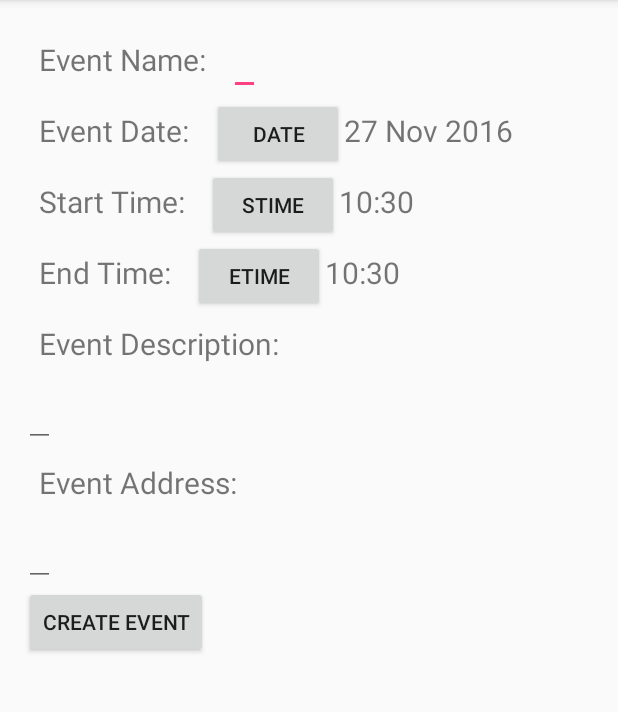
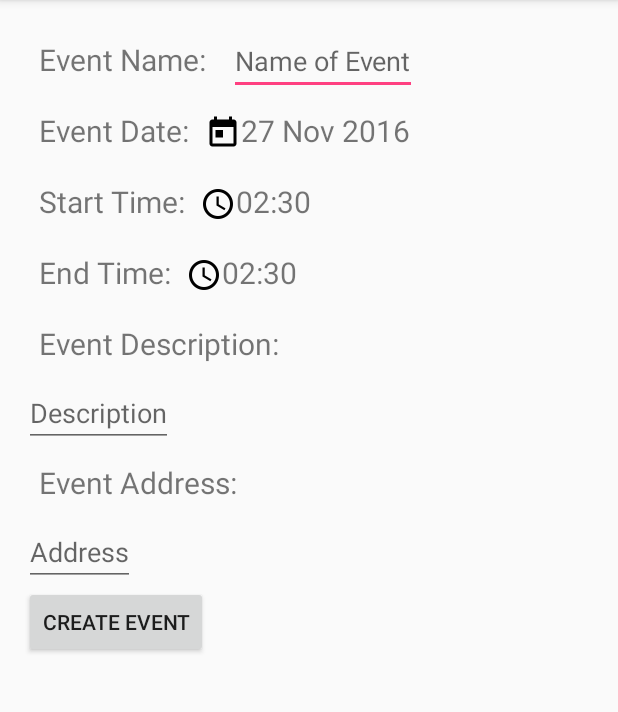
Before and after one commit to TejeshShivanna/EventsSC, an Android app: the CreateEvent screen opened directly, with no data from a screen before it, on a phone screen of 412 x 824 dp, the part 84-796 px from its top. Run offline under Robolectric (Android 15) with nearby library versions, the phone set to English and light mode, and no system bars.

Commit message:
minor changes to event creation and description

```diff
--- a/FrontEnd/EventsSC/app/src/main/java/application/eventssc/CreateEvent.java
+++ b/FrontEnd/EventsSC/app/src/main/java/application/eventssc/CreateEvent.java
@@ -32,6 +32,7 @@ import java.io.UnsupportedEncodingException;
 import java.net.URLEncoder;
 import java.text.DateFormatSymbols;
 import java.util.Calendar;
+import java.util.TimeZone;
 
 public class CreateEvent extends AppCompatActivity {
 
@@ -64,7 +65,8 @@ public class CreateEvent extends AppCompatActivity {
         userId = getIntent().getIntExtra("UserId", -1);
 
         dateView = (TextView) findViewById(R.id.dateLabel);
-        calendar = Calendar.getInstance();
+        TimeZone tz = TimeZone.getTimeZone("America/Los_Angeles");
+        calendar = Calendar.getInstance(tz);
         year = calendar.get(Calendar.YEAR);
 
         month = calendar.get(Calendar.MONTH);
@@ -97,8 +99,8 @@ public class CreateEvent extends AppCompatActivity {
 
         tvDisplayStartTime = (TextView) findViewById(R.id.startTimeLabel);
         tvDisplayEndTime = (TextView) findViewById(R.id.endTimeLabel);
-
-        final Calendar c = Calendar.getInstance();
+        TimeZone tz = TimeZone.getTimeZone("America/Los_Angeles");
+        final Calendar c = Calendar.getInstance(tz);
         hour = c.get(Calendar.HOUR_OF_DAY);
         minute = c.get(Calendar.MINUTE);
 
--- a/FrontEnd/EventsSC/app/src/main/java/application/eventssc/Description.java
+++ b/FrontEnd/EventsSC/app/src/main/java/application/eventssc/Description.java
@@ -53,6 +53,7 @@ public class Description extends FragmentActivity implements OnMapReadyCallback
     private String setInterestUrl = "http://eventssc.us-west-2.elasticbeanstalk.com/markInterest?interestStr=";
     private int userId;
     private int eventId = -1;
+    private String eventName = "";
 
     @Override
     protected void onCreate(Bundle savedInstanceState) {
@@ -67,6 +68,7 @@ public class Description extends FragmentActivity implements OnMapReadyCallback
 
             TextView eventNameTv = (TextView) findViewById(R.id.idEventName);
             eventNameTv.setText(eventObj.getString("eventName"));
+            eventName = eventObj.getString("eventName");
 
             TextView eventLocationTv = (TextView) findViewById(R.id.idEventLocation);
             eventLocationTv.setText(eventObj.getString("address"));
@@ -130,8 +132,9 @@ public class Description extends FragmentActivity implements OnMapReadyCallback
             double latitude = eventObj.getDouble("latitude");
             double longitude = eventObj.getDouble("longitude");
             LatLng latLong = new LatLng(latitude, longitude);
-            mMap.addMarker(new MarkerOptions().position(latLong).title("Marker"));
+            mMap.addMarker(new MarkerOptions().position(latLong).title(eventName));
             mMap.moveCamera(CameraUpdateFactory.newLatLng(latLong));
+            mMap.setMinZoomPreference(16);
         } catch (JSONException e) {
             e.printStackTrace();
         }
--- a/FrontEnd/EventsSC/app/src/main/res/layout/activity_create_event.xml
+++ b/FrontEnd/EventsSC/app/src/main/res/layout/activity_create_event.xml
@@ -28,7 +28,10 @@
         android:layout_toEndOf="@+id/tvEventName"
         android:layout_toRightOf="@+id/tvEventName"
         android:maxLines="1"
-        android:scrollHorizontally="true"/>
+        android:scrollHorizontally="true"
+        android:inputType="text"
+        android:hint="Name of Event"
+        />
 
     <TextView
         android:id="@+id/tvEventDate"
@@ -38,19 +41,17 @@
         android:layout_alignParentStart="true"
         android:layout_below="@+id/tvEventName"
         android:layout_margin="10dp"
-        android:text="Event Date: "
+        android:text="Event Date:"
         android:textSize="20sp" />
 
-    <Button
+    <ImageButton
         android:id="@+id/setButton"
         android:layout_width="wrap_content"
         android:layout_height="wrap_content"
-        android:layout_alignParentTop="true"
         android:layout_centerHorizontal="true"
-        android:layout_marginTop="70dp"
         android:onClick="setDate"
-        android:text="Date"
-        android:layout_alignBaseline="@+id/tvEventDate"
+        android:layout_alignBottom="@id/tvEventDate"
+        android:background="@mipmap/ic_today_black_24dp"
         android:layout_toEndOf="@+id/tvEventDate"
         android:layout_toRightOf="@+id/tvEventDate"/>
 
@@ -58,9 +59,9 @@
         android:id="@+id/dateLabel"
         android:layout_width="wrap_content"
         android:layout_height="wrap_content"
-        android:layout_alignBaseline="@+id/setButton"
         android:layout_toEndOf="@+id/setButton"
         android:layout_toRightOf="@+id/setButton"
+        android:layout_alignBaseline="@id/tvEventDate"
         android:textSize="20sp" />
 
     <TextView
@@ -71,15 +72,15 @@
         android:layout_alignParentStart="true"
         android:layout_below="@+id/tvEventDate"
         android:layout_margin="10dp"
-        android:text="Start Time: "
+        android:text="Start Time:"
         android:textSize="20sp" />
 
-    <Button
+    <ImageButton
         android:id="@+id/setStartTime"
         android:layout_width="wrap_content"
         android:layout_height="wrap_content"
-        android:text="STime"
-        android:layout_alignBaseline="@+id/tvStartTime"
+        android:background="@mipmap/ic_access_time_black_24dp"
+        android:layout_alignBottom="@id/tvStartTime"
         android:layout_toEndOf="@+id/tvStartTime"
         android:layout_toRightOf="@+id/tvStartTime"
         android:onClick="setStartTime"/>
@@ -88,7 +89,7 @@
         android:id="@+id/startTimeLabel"
         android:layout_width="wrap_content"
         android:layout_height="wrap_content"
-        android:layout_alignBaseline="@+id/setStartTime"
+        android:layout_alignBaseline="@+id/tvStartTime"
         android:layout_toEndOf="@+id/setStartTime"
         android:layout_toRightOf="@+id/setStartTime"
         android:textSize="20sp" />
@@ -101,15 +102,15 @@
         android:layout_alignParentStart="true"
         android:layout_below="@+id/tvStartTime"
         android:layout_margin="10dp"
-        android:text="End Time: "
+        android:text="End Time:"
         android:textSize="20sp" />
 
-    <Button
+    <ImageButton
         android:id="@+id/setEndTime"
         android:layout_width="wrap_content"
         android:layout_height="wrap_content"
-        android:text="ETime"
-        android:layout_alignBaseline="@+id/tvEndTime"
+        android:background="@mipmap/ic_access_time_black_24dp"
+        android:layout_alignBottom="@+id/tvEndTime"
         android:layout_toEndOf="@+id/tvEndTime"
         android:layout_toRightOf="@+id/tvEndTime"
         android:onClick="setEndTime"/>
@@ -118,7 +119,7 @@
         android:id="@+id/endTimeLabel"
         android:layout_width="wrap_content"
         android:layout_height="wrap_content"
-        android:layout_alignBaseline="@+id/setEndTime"
+        android:layout_alignBaseline="@+id/tvEndTime"
         android:layout_toEndOf="@+id/setEndTime"
         android:layout_toRightOf="@+id/setEndTime"
         android:textSize="20sp" />
@@ -143,6 +144,7 @@
         android:layout_alignParentLeft="true"
         android:layout_alignParentStart="true"
         android:inputType="textMultiLine"
+        android:hint="Description"
         android:maxLines ="4"/>
 
     <TextView
@@ -165,6 +167,7 @@
         android:layout_alignParentLeft="true"
         android:layout_alignParentStart="true"
         android:inputType="textMultiLine"
+        android:hint="Address"
         android:maxLines ="4"/>
 
     <Button
```
Also changed, not shown: FrontEnd/EventsSC/app/src/main/res/mipmap-hdpi/ic_access_time_black_24dp.png (added), FrontEnd/EventsSC/app/src/main/res/mipmap-hdpi/ic_today_black_24dp.png (added), FrontEnd/EventsSC/app/src/main/res/mipmap-mdpi/ic_access_time_black_24dp.png (added), FrontEnd/EventsSC/app/src/main/res/mipmap-mdpi/ic_today_black_24dp.png (added), FrontEnd/EventsSC/app/src/main/res/mipmap-xhdpi/ic_access_time_black_24dp.png (added), FrontEnd/EventsSC/app/src/main/res/mipmap-xhdpi/ic_today_black_24dp.png (added), FrontEnd/EventsSC/app/src/main/res/mipmap-xxhdpi/ic_access_time_black_24dp.png (added), FrontEnd/EventsSC/app/src/main/res/mipmap-xxhdpi/ic_today_black_24dp.png (added), FrontEnd/EventsSC/app/src/main/res/mipmap-xxxhdpi/ic_access_time_black_24dp.png (added), FrontEnd/EventsSC/app/src/main/res/mipmap-xxxhdpi/ic_today_black_24dp.png (added).
